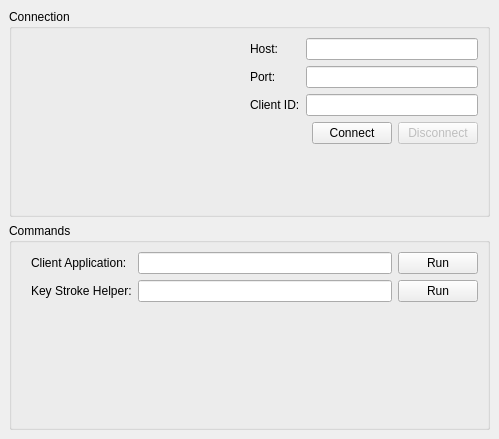
The window that branches/0.2/profit/widgets/ui_connectionwidget.ui (radupaul/profitpy) describes before a commit, drawn with Qt 5.
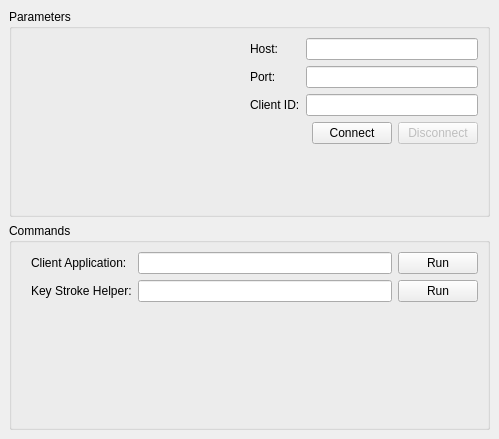
The same window after the commit. Icons and pictures are not drawn.

```diff
--- a/branches/0.2/profit/widgets/ui_connectionwidget.ui
+++ b/branches/0.2/profit/widgets/ui_connectionwidget.ui
@@ -22,7 +22,7 @@
    <item>
     <widget class="QGroupBox" name="groupBox" >
      <property name="title" >
-      <string>Connection</string>
+      <string>Parameters</string>
      </property>
      <layout class="QVBoxLayout" >
       <property name="margin" >
```
